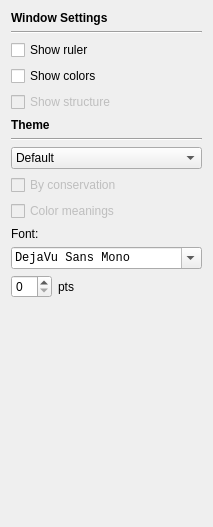
First picture: the form in linnaeo/ui/ali_settings.ui, repository beowulfey/pylinnaeo, before the edit.
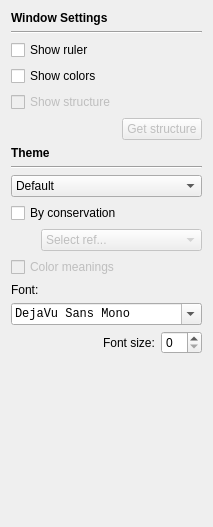
Second picture: the form after the edit.

Commit message: Implemented color only if conserved to reference sequence!

```diff
--- a/linnaeo/ui/ali_settings.ui
+++ b/linnaeo/ui/ali_settings.ui
@@ -76,6 +76,42 @@
      </property>
     </widget>
    </item>
+   <item>
+    <layout class="QHBoxLayout" name="horizontalLayout_3">
+     <item>
+      <spacer name="horizontalSpacer_3">
+       <property name="orientation">
+        <enum>Qt::Horizontal</enum>
+       </property>
+       <property name="sizeType">
+        <enum>QSizePolicy::Expanding</enum>
+       </property>
+       <property name="sizeHint" stdset="0">
+        <size>
+         <width>30</width>
+         <height>20</height>
+        </size>
+       </property>
+      </spacer>
+     </item>
+     <item>
+      <widget class="QPushButton" name="buttonStructure">
+       <property name="enabled">
+        <bool>false</bool>
+       </property>
+       <property name="sizePolicy">
+        <sizepolicy hsizetype="Fixed" vsizetype="Fixed">
+         <horstretch>0</horstretch>
+         <verstretch>0</verstretch>
+        </sizepolicy>
+       </property>
+       <property name="text">
+        <string>Get structure</string>
+       </property>
+      </widget>
+     </item>
+    </layout>
+   </item>
    <item>
     <widget class="QLabel" name="label_2">
      <property name="font">
@@ -144,7 +180,7 @@
    <item>
     <widget class="QCheckBox" name="checkConsv">
      <property name="enabled">
-      <bool>false</bool>
+      <bool>true</bool>
      </property>
      <property name="toolTip">
       <string>Color only conserved residues</string>
@@ -154,6 +190,44 @@
      </property>
     </widget>
    </item>
+   <item>
+    <layout class="QHBoxLayout" name="horizontalLayout_2">
+     <item>
+      <spacer name="horizontalSpacer_2">
+       <property name="orientation">
+        <enum>Qt::Horizontal</enum>
+       </property>
+       <property name="sizeType">
+        <enum>QSizePolicy::Fixed</enum>
+       </property>
+       <property name="sizeHint" stdset="0">
+        <size>
+         <width>30</width>
+         <height>20</height>
+        </size>
+       </property>
+      </spacer>
+     </item>
+     <item>
+      <widget class="QComboBox" name="comboReference">
+       <property name="enabled">
+        <bool>false</bool>
+       </property>
+       <property name="toolTip">
+        <string>Choose color theme for alignment</string>
+       </property>
+       <property name="currentText">
+        <string>Select ref...</string>
+       </property>
+       <item>
+        <property name="text">
+         <string>Select ref...</string>
+        </property>
+       </item>
+      </widget>
+     </item>
+    </layout>
+   </item>
    <item>
     <widget class="QCheckBox" name="checkColorDesc">
      <property name="enabled">
@@ -199,20 +273,6 @@
    </item>
    <item>
     <layout class="QHBoxLayout" name="horizontalLayout">
-     <item>
-      <widget class="QSpinBox" name="spinFontSize">
-       <property name="toolTip">
-        <string>Choose font size for the alignment window</string>
-       </property>
-      </widget>
-     </item>
-     <item>
-      <widget class="QLabel" name="label_4">
-       <property name="text">
-        <string>pts</string>
-       </property>
-      </widget>
-     </item>
      <item>
       <spacer name="horizontalSpacer">
        <property name="orientation">
@@ -226,6 +286,20 @@
        </property>
       </spacer>
      </item>
+     <item>
+      <widget class="QLabel" name="label_4">
+       <property name="text">
+        <string>Font size:</string>
+       </property>
+      </widget>
+     </item>
+     <item>
+      <widget class="QSpinBox" name="spinFontSize">
+       <property name="toolTip">
+        <string>Choose font size for the alignment window</string>
+       </property>
+      </widget>
+     </item>
     </layout>
    </item>
    <item>
```
The commit also changes 4 other files.
